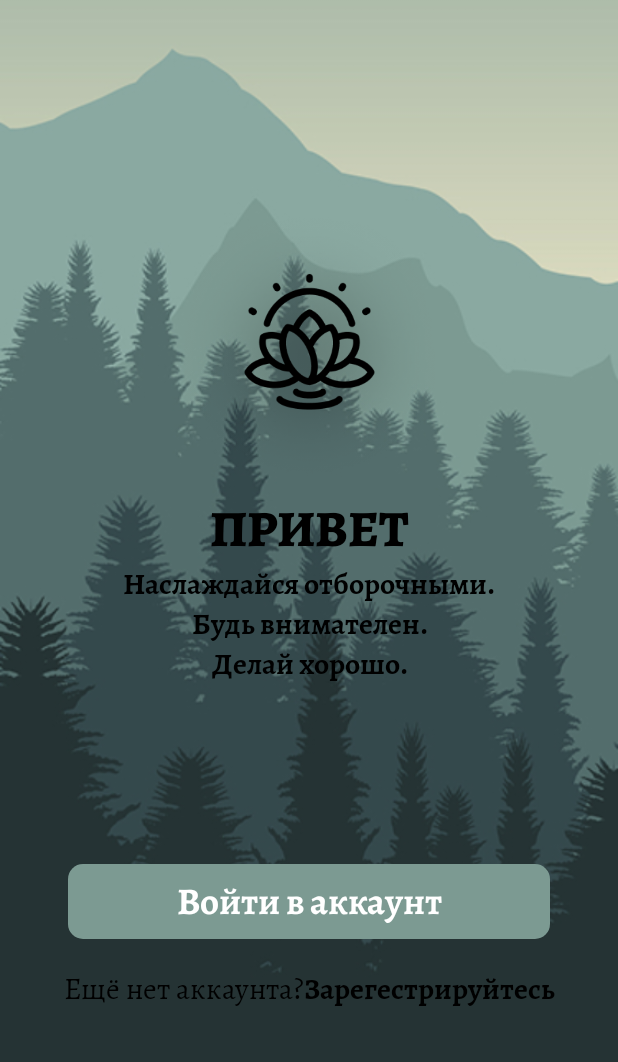
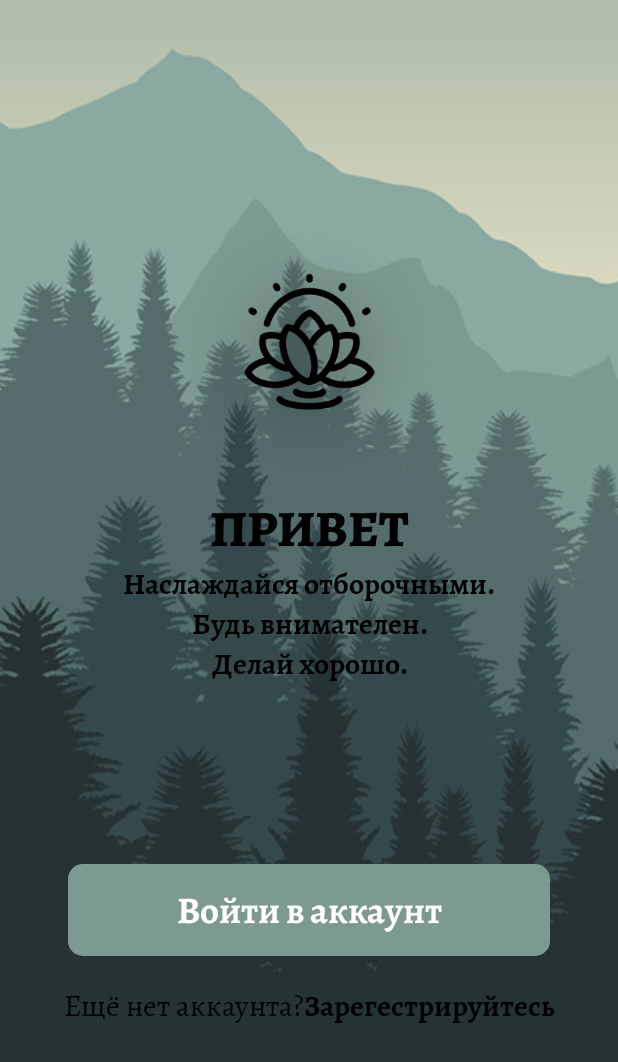
Before and after one commit to DanilaSchetinkin/TaskPlayer, an Android app built with Jetpack Compose: the screen it shows after launch (MainActivity), on a phone screen of 412 x 824 dp. Shown: the top 1062 px of the screen. Run offline under Robolectric (Android 15) with nearby library versions, the phone set to English and light mode, and no system bars.

```diff
--- a/app/src/main/java/com/example/taskplayer/MainActivity.kt
+++ b/app/src/main/java/com/example/taskplayer/MainActivity.kt
@@ -12,6 +12,7 @@ import androidx.compose.runtime.Composable
 import androidx.compose.ui.Modifier
 import androidx.compose.ui.tooling.preview.Preview
 import com.example.taskplayer.screen.HelloScreen
+import com.example.taskplayer.screen.LoadScreen
 import com.example.taskplayer.ui.theme.MediaTheme
 
 
--- /dev/null
+++ b/app/src/main/java/com/example/taskplayer/common/CommonButton.kt
@@ -0,0 +1,31 @@
+package com.example.taskplayer.common
+
+import androidx.compose.foundation.layout.fillMaxSize
+import androidx.compose.foundation.layout.height
+import androidx.compose.foundation.layout.width
+import androidx.compose.foundation.shape.RoundedCornerShape
+import androidx.compose.material3.Button
+import androidx.compose.material3.ButtonColors
+import androidx.compose.material3.Text
+import androidx.compose.runtime.Composable
+import androidx.compose.ui.Modifier
+import androidx.compose.ui.graphics.Color
+import androidx.compose.ui.unit.dp
+import com.example.taskplayer.ui.theme.MediaTheme
+
+@Composable
+fun CommonButton(onClick: ()-> Unit,
+                 buttonColors: ButtonColors,
+                 modifier: Modifier = Modifier,
+                 content: @Composable () -> Unit) {
+    Button(
+        modifier = Modifier
+            .width(321.dp)
+        .height(61.dp),
+        onClick = onClick,
+        shape = RoundedCornerShape(10.dp),
+        colors = buttonColors
+    ) {
+        content()
+    }
+}
--- /dev/null
+++ b/app/src/main/java/com/example/taskplayer/component/AuthButton.kt
@@ -0,0 +1,32 @@
+package com.example.taskplayer.component
+
+
+import androidx.compose.material3.ButtonColors
+import androidx.compose.runtime.Composable
+import androidx.compose.ui.Modifier
+
+
+import androidx.compose.ui.text.TextStyle
+import com.example.taskplayer.common.CommonButton
+import com.example.taskplayer.ui.theme.LightGreen
+import com.example.taskplayer.ui.theme.MediaTheme
+
+@Composable
+fun AuthButton(
+    onClick: ()-> Unit,
+    modifier: Modifier = Modifier,
+    textStyle: TextStyle = MediaTheme.typography.alegreyaSans25,
+    content: @Composable () -> Unit
+
+){
+    CommonButton(onClick = onClick,
+        buttonColors = ButtonColors(
+            contentColor = MediaTheme.colors.text,
+            containerColor = MediaTheme.colors.knopka,
+            disabledContentColor = MediaTheme.colors.knopka,
+            disabledContainerColor = MediaTheme.colors.knopka
+        )
+         ){
+        content()
+    }
+}
--- a/app/src/main/java/com/example/taskplayer/screen/HelloScreen.kt
+++ b/app/src/main/java/com/example/taskplayer/screen/HelloScreen.kt
@@ -31,12 +31,15 @@ import androidx.compose.ui.text.font.FontFamily
 import androidx.compose.ui.text.withStyle
 import androidx.compose.ui.unit.dp
 import com.example.taskplayer.R
+import com.example.taskplayer.common.CommonButton
+import com.example.taskplayer.component.AuthButton
 import com.example.taskplayer.ui.theme.LightGreen
 import com.example.taskplayer.ui.theme.MediaTheme
 import com.example.taskplayer.ui.theme.mediafontFamily
 
 @Composable
 fun HelloScreen(){
+    //задник
         Image(
             painter = painterResource(R.drawable.forest_les),
             contentDescription = null,
@@ -54,16 +57,14 @@ fun HelloScreen(){
             Spacer(modifier = Modifier.height(130.dp))
 
             Box(modifier = Modifier.size(width = 191.dp, height = 199.dp)) {
+                //лого
                 Icon(
-
                     modifier = Modifier.fillMaxSize(),
                     painter = painterResource(R.drawable.logo),
                     contentDescription = null,
-
-
                     )
-
             }
+                //Вступительный текст
             Column(
                 horizontalAlignment = Alignment.CenterHorizontally,
                 verticalArrangement = Arrangement.Top
@@ -81,13 +82,11 @@ fun HelloScreen(){
             }
 
             Spacer(modifier = Modifier.height(120.dp) )
-                Button(
-                    onClick = {},
-                    modifier = Modifier.width(321.dp),
-                    colors = ButtonDefaults.buttonColors(containerColor = LightGreen),
-                    shape = RoundedCornerShape(10.dp)
+            //кнопка и ссылка
+                AuthButton(
+                    onClick = {}
                 ) {
-                    Text(text = "Войти в аккаунт", style = MediaTheme.typography.alegreyaSans25)
+                    Text("Войти в аккаунт", style = MediaTheme.typography.alegreyaSans25)
                 }
 
                 Row(modifier = Modifier.padding(top = 20.dp)) {
--- /dev/null
+++ b/app/src/main/java/com/example/taskplayer/screen/SignInScreen/SignInState.kt
@@ -0,0 +1,3 @@
+package com.example.taskplayer.screen.SignInScreen
+
+//
--- /dev/null
+++ b/app/src/main/java/com/example/taskplayer/screen/SignInScreen/SignInViewModel.kt
@@ -0,0 +1,3 @@
+package com.example.taskplayer.screen.SignInScreen
+
+//
--- a/app/src/main/java/com/example/taskplayer/ui/theme/Theme.kt
+++ b/app/src/main/java/com/example/taskplayer/ui/theme/Theme.kt
@@ -19,7 +19,8 @@ import org.jetbrains.annotations.Blocking
 data class MediaColors(
     val block: Color,
     val text: Color,
-    val hint: Color
+    val hint: Color,
+    val knopka: Color
 )
 
 @Immutable
@@ -56,7 +57,8 @@ val LocalMediaColors = staticCompositionLocalOf {
     MediaColors(
         block = Color.Unspecified,
         text = Color.Unspecified,
-        hint = Color.Unspecified
+        hint = Color.Unspecified,
+        knopka = Color.Unspecified
     )
 }
 
@@ -77,7 +79,9 @@ fun MediaTheme( content: @Composable ()-> Unit){
     val mediaColors = MediaColors(
         block = Color(0xFF253334),
         text = Color(0xFFFFFFFF),
-        hint = Color(0xFFBEC2C2)
+        hint = Color(0xFFBEC2C2),
+        knopka = Color(0xFF7C9A92)
+
     )
 
     val mediaTypography = MediaTextStyle(
```
Also changed, not shown: app/src/main/java/com/example/taskplayer/screen/LoadScreen.kt (added, +23 -0 lines), app/src/main/java/com/example/taskplayer/screen/SignInScreen/SignInScreen.kt (added, +19 -0 lines).
